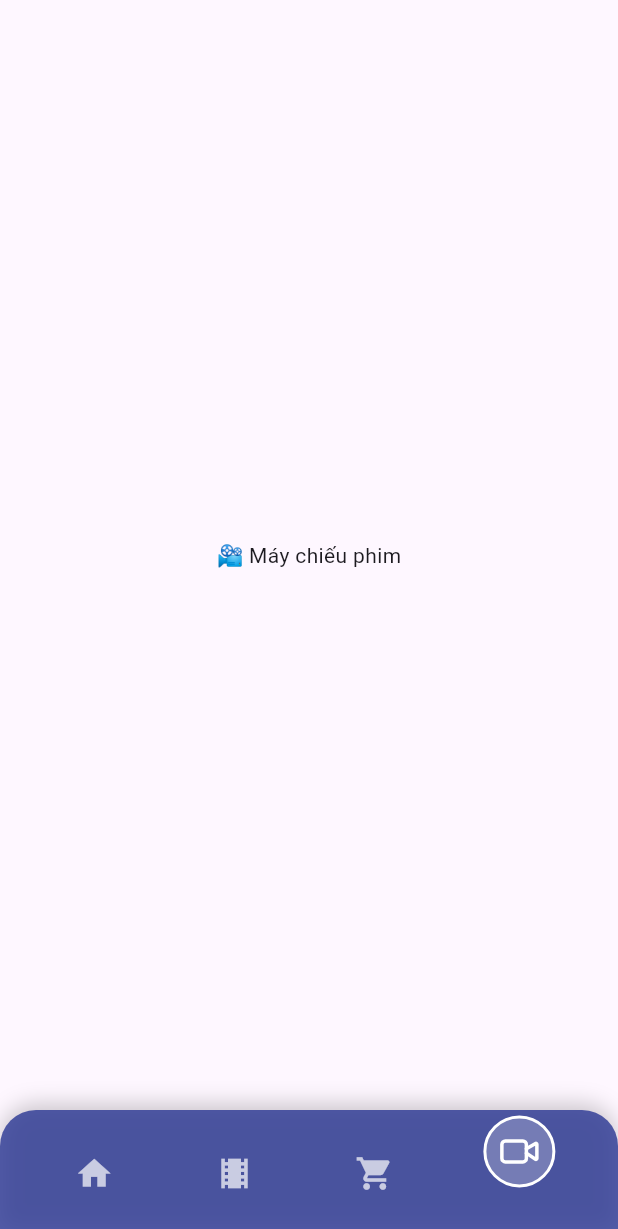
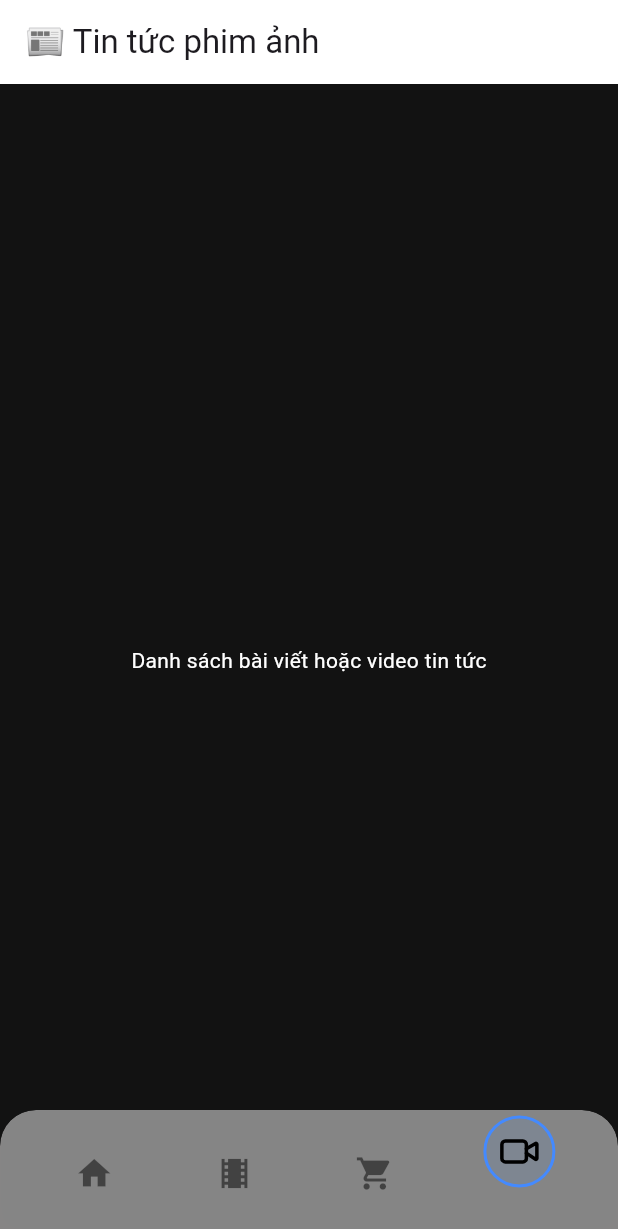
Before and after one commit to tan-thien/lumiere_cinema, a Flutter app: the UserHomeScreen screen opened directly, item 4 of the bottom bar chosen, on a phone screen of 412 x 824 dp. Shown: the top 1229 px of the screen. Run offline on Flutter 3.47's test engine with Material 3 defaults, Android fonts, the phone set to English and light mode, and no system bars; our stand-ins replace cached_network_image, lucide_icons, shared_preferences; accounts and stored records are empty; network calls fail.

Commit message:
feture home screen and navbar

```diff
--- a/lib/models/movie_model.dart
+++ b/lib/models/movie_model.dart
@@ -27,7 +27,7 @@ class Movie {
     final theLoai = json['MaTheLoai'];
     return Movie(
       id: json['_id'],
-      tenPhim: json['TenPhim'],
+      tenPhim: json['TenPhim'] ?? 'Không rõ',
       moTa: json['MoTa'] ?? '',
       thoiLuong: json['ThoiLuong'],
       ngay: DateTime.parse(json['Ngay']),
@@ -35,7 +35,7 @@ class Movie {
       trailerUrl: json['trailerUrl'] ?? '',
       trangThai: json['TrangThai'],
       maTheLoai: theLoai is Map ? theLoai['_id'] : theLoai,
-      theLoaiTen: theLoai is Map ? theLoai['TenTheLoai'] : null,
+      theLoaiTen: theLoai is Map ? (theLoai['TenTheLoai'] ?? 'Không rõ') : 'Không rõ',
     );
   }
 
--- /dev/null
+++ b/lib/screens/User/news_screen.dart
@@ -0,0 +1,19 @@
+import 'package:flutter/material.dart';
+
+class NewsScreen extends StatelessWidget {
+  const NewsScreen({super.key});
+
+  @override
+  Widget build(BuildContext context) {
+    return Scaffold(
+      backgroundColor: const Color(0xFF121212),
+      appBar: AppBar(
+        title: const Text('📰 Tin tức phim ảnh'),
+        backgroundColor: Colors.white,
+      ),
+      body: const Center(
+        child: Text('Danh sách bài viết hoặc video tin tức', style: TextStyle(color: Colors.white)),
+      ),
+    );
+  }
+}
--- a/lib/screens/User/user_home_screen.dart
+++ b/lib/screens/User/user_home_screen.dart
@@ -1,5 +1,9 @@
 import 'package:flutter/material.dart';
 import 'package:lumiere_cinema/widgets/custom_navigation_bar.dart';
+import 'package:lumiere_cinema/screens/user/home_screen.dart';
+import 'package:lumiere_cinema/screens/user/cinema_screen.dart';
+import 'package:lumiere_cinema/screens/user/cart_screen.dart';
+import 'package:lumiere_cinema/screens/user/news_screen.dart';
 
 class UserHomeScreen extends StatefulWidget {
   const UserHomeScreen({super.key});
@@ -11,18 +15,25 @@ class UserHomeScreen extends StatefulWidget {
 class _UserHomeScreenState extends State<UserHomeScreen> {
   int _currentIndex = 0;
 
-  final List<Widget> _screens = [
-    const Center(child: Text('🏠 Trang chủ')),
-    const Center(child: Text('🎬 Xem phim')),
-    const Center(child: Text('🛒 Giỏ hàng')),
-    const Center(child: Text('📽️ Máy chiếu phim')),
+  final List<Widget> _screens = const [
+    HomeScreen(),
+    CinemaScreen(),
+    CartScreen(),
+    NewsScreen(),
   ];
 
 @override
 Widget build(BuildContext context) {
   return Scaffold(
-      body: _screens[_currentIndex],
-      bottomNavigationBar: CustomNavigationBar(
+     // hoặc nền tối của bạn
+    body: Stack(
+      children: [
+        _screens[_currentIndex],
+        Positioned(
+          left: 0,
+          right: 0,
+          bottom: 0,
+            child: CustomNavigationBar(
               currentIndex: _currentIndex,
               onTap: (index) {
                 setState(() {
@@ -30,6 +41,10 @@ class _UserHomeScreenState extends State<UserHomeScreen> {
                 });
               },
             ),
+          ),
+      ],
+    ),
   );
 }
+
 }
--- a/lib/widgets/custom_navigation_bar.dart
+++ b/lib/widgets/custom_navigation_bar.dart
@@ -1,3 +1,4 @@
+import 'dart:ui';
 import 'package:flutter/material.dart';
 import 'package:lucide_icons/lucide_icons.dart';
 
@@ -13,17 +14,24 @@ class CustomNavigationBar extends StatelessWidget {
 
   @override
   Widget build(BuildContext context) {
-    return Container(
+    return ClipRRect(
+      borderRadius: const BorderRadius.only(
+        topLeft: Radius.circular(24),
+        topRight: Radius.circular(24),
+      ),
+      child: BackdropFilter(
+        filter: ImageFilter.blur(sigmaX: 15, sigmaY: 15), // blur hiệu ứng kính
+        child: Container(
           padding: const EdgeInsets.symmetric(vertical: 18, horizontal: 16),
           decoration: BoxDecoration(
-        color: const Color(0xCC293693), // Acrylic màu xanh tím đậm hơn
+            color: const Color.fromARGB(255, 211, 210, 210).withOpacity(0.6), // nền trắng mờ
             borderRadius: const BorderRadius.only(
               topLeft: Radius.circular(24),
               topRight: Radius.circular(24),
             ),
             boxShadow: [
               BoxShadow(
-            color: Colors.black.withOpacity(0.2),
+                color: Colors.black.withOpacity(0.05),
                 blurRadius: 12,
                 offset: const Offset(0, -4),
               ),
@@ -38,6 +46,8 @@ class CustomNavigationBar extends StatelessWidget {
               _buildNavItem(icon: LucideIcons.video, index: 3),
             ],
           ),
+        ),
+      ),
     );
   }
 
@@ -48,7 +58,7 @@ class CustomNavigationBar extends StatelessWidget {
       onTap: () => onTap(index),
       child: AnimatedContainer(
         duration: const Duration(milliseconds: 250),
-      padding: const EdgeInsets.symmetric(horizontal: 16),
+        padding: const EdgeInsets.symmetric(horizontal: 12),
         child: Column(
           mainAxisSize: MainAxisSize.min,
           children: [
@@ -58,16 +68,20 @@ class CustomNavigationBar extends StatelessWidget {
               child: Container(
                 padding: const EdgeInsets.all(8),
                 decoration: BoxDecoration(
-                color: isSelected ? Colors.white24 : Colors.transparent,
+                  color: isSelected
+                      ? Colors.blueAccent.withOpacity(0.1)
+                      : Colors.transparent,
                   shape: BoxShape.circle,
                   border: isSelected
-                    ? Border.all(color: Colors.white, width: 2)
+                      ? Border.all(color: Colors.blueAccent, width: 2)
                       : null,
                 ),
                 child: Icon(
                   icon,
                   size: isSelected ? 28 : 26,
-                color: isSelected ? Colors.white : Colors.white70,
+                  color: isSelected
+                      ? Colors.black // ✅ icon được chọn là màu đen
+                      : Colors.black.withOpacity(0.5),
                 ),
               ),
             ),
@@ -76,5 +90,4 @@ class CustomNavigationBar extends StatelessWidget {
       ),
     );
   }
-
 }
--- a/pubspec.yaml
+++ b/pubspec.yaml
@@ -38,6 +38,7 @@ dependencies:
   url_launcher: ^6.2.5
   intl: ^0.18.1
   lucide_icons: ^0.257.0
+  curved_navigation_bar: ^1.0.3
 
 
 dev_dependencies:
```
Also changed, not shown: lib/data/movies.json (added, +72 -0 lines), lib/screens/User/cart_screen.dart (added, +19 -0 lines), lib/screens/User/cinema_screen.dart (added, +19 -0 lines), lib/screens/User/home_screen.dart (added, +116 -0 lines), lib/widgets/banner_screen.dart (added, +82 -0 lines), lib/widgets/coming_soon_screen.dart (added, +37 -0 lines), lib/widgets/now_playing_screen.dart (added, +103 -0 lines), pubspec.lock. Lines whose indentation alone changed are shown as unchanged.
